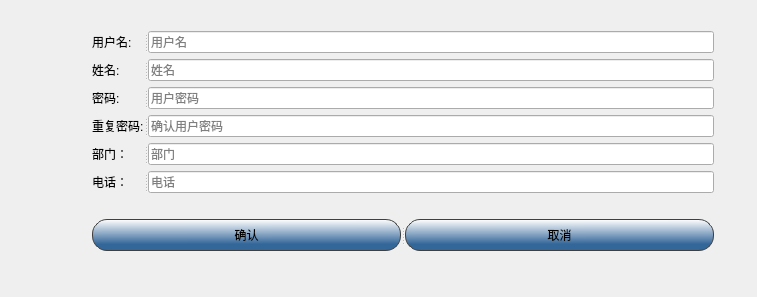
Qt form UI/SigninWindow.ui (peipan/charge_station) before a commit.
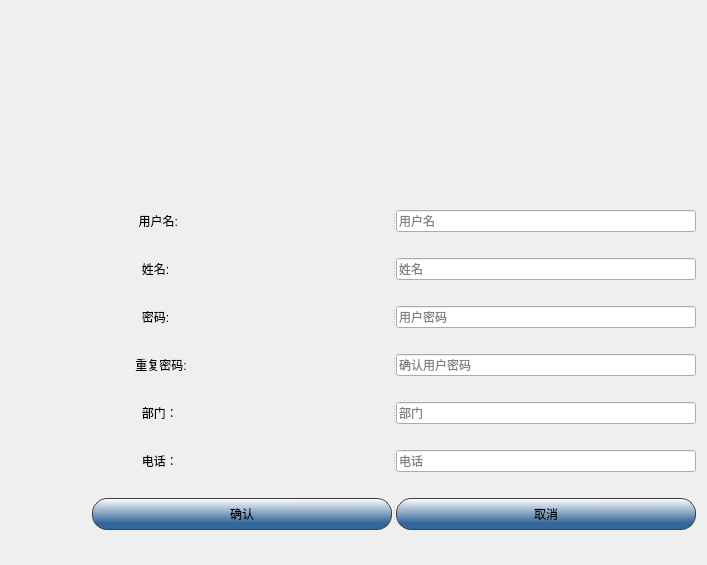
The same form after that commit.

```diff
--- a/UI/SigninWindow.ui
+++ b/UI/SigninWindow.ui
@@ -6,17 +6,15 @@
    <rect>
     <x>0</x>
     <y>0</y>
-    <width>757</width>
-    <height>297</height>
+    <width>707</width>
+    <height>565</height>
    </rect>
   </property>
   <property name="windowTitle">
    <string>Dialog</string>
   </property>
-  <layout class="QFormLayout" name="formLayout">
-   <item row="0" column="0">
-    <layout class="QVBoxLayout" name="verticalLayout_2">
-     <item>
+  <layout class="QGridLayout" name="gridLayout">
+   <item row="0" column="0" colspan="2">
       <widget class="QLabel" name="label_8">
        <property name="minimumSize">
         <size>
@@ -24,6 +22,12 @@
          <height>0</height>
         </size>
        </property>
+     <property name="maximumSize">
+      <size>
+       <width>685</width>
+       <height>129</height>
+      </size>
+     </property>
        <property name="styleSheet">
         <string notr="true"/>
        </property>
@@ -35,32 +39,11 @@
        </property>
       </widget>
      </item>
-     <item>
-      <layout class="QHBoxLayout" name="horizontalLayout">
-       <item>
-        <widget class="QLabel" name="label_9">
-         <property name="minimumSize">
-          <size>
-           <width>75</width>
-           <height>75</height>
-          </size>
-         </property>
-         <property name="maximumSize">
-          <size>
-           <width>75</width>
-           <height>75</height>
-          </size>
-         </property>
-         <property name="styleSheet">
-          <string notr="true"/>
-         </property>
-         <property name="text">
-          <string>&lt;html&gt;&lt;head/&gt;&lt;body&gt;&lt;p&gt;&lt;br/&gt;&lt;/p&gt;&lt;/body&gt;&lt;/html&gt;</string>
-         </property>
-        </widget>
-       </item>
-       <item>
+   <item row="3" column="1">
         <layout class="QVBoxLayout" name="verticalLayout">
+     <property name="sizeConstraint">
+      <enum>QLayout::SetFixedSize</enum>
+     </property>
          <item>
           <widget class="QSplitter" name="name">
            <property name="orientation">
@@ -75,15 +58,21 @@
             </property>
             <property name="maximumSize">
              <size>
-              <width>96</width>
+          <width>16777215</width>
               <height>16777215</height>
              </size>
             </property>
+        <property name="contextMenuPolicy">
+         <enum>Qt::PreventContextMenu</enum>
+        </property>
+        <property name="layoutDirection">
+         <enum>Qt::LeftToRight</enum>
+        </property>
             <property name="styleSheet">
-             <string notr="true">color: rgb(0, 0, 0)</string>
+         <string notr="true">font: 75 12pt &quot;微软雅黑&quot;;</string>
             </property>
             <property name="text">
-             <string>用户名:</string>
+         <string>              用户名:</string>
             </property>
            </widget>
            <widget class="QLineEdit" name="name_lineEdit">
@@ -95,10 +84,19 @@
             </property>
             <property name="minimumSize">
              <size>
-              <width>566</width>
+          <width>300</width>
               <height>0</height>
              </size>
             </property>
+        <property name="maximumSize">
+         <size>
+          <width>300</width>
+          <height>16777215</height>
+         </size>
+        </property>
+        <property name="layoutDirection">
+         <enum>Qt::LeftToRight</enum>
+        </property>
             <property name="styleSheet">
              <string notr="true">color: #000000</string>
             </property>
@@ -114,6 +112,22 @@
            </widget>
           </widget>
          </item>
+     <item>
+      <spacer name="verticalSpacer_2">
+       <property name="orientation">
+        <enum>Qt::Vertical</enum>
+       </property>
+       <property name="sizeType">
+        <enum>QSizePolicy::Fixed</enum>
+       </property>
+       <property name="sizeHint" stdset="0">
+        <size>
+         <width>20</width>
+         <height>20</height>
+        </size>
+       </property>
+      </spacer>
+     </item>
          <item>
           <widget class="QSplitter" name="real_name">
            <property name="orientation">
@@ -127,10 +141,10 @@
              </size>
             </property>
             <property name="styleSheet">
-             <string notr="true">color: #000000</string>
+         <string notr="true">font: 75 12pt &quot;微软雅黑&quot;;</string>
             </property>
             <property name="text">
-             <string>姓名:</string>
+         <string>               姓名:</string>
             </property>
            </widget>
            <widget class="QLineEdit" name="real_name_lineEdit">
@@ -142,10 +156,22 @@
             </property>
             <property name="minimumSize">
              <size>
-              <width>566</width>
+          <width>0</width>
               <height>0</height>
              </size>
             </property>
+        <property name="maximumSize">
+         <size>
+          <width>300</width>
+          <height>16777215</height>
+         </size>
+        </property>
+        <property name="focusPolicy">
+         <enum>Qt::WheelFocus</enum>
+        </property>
+        <property name="layoutDirection">
+         <enum>Qt::LeftToRight</enum>
+        </property>
             <property name="styleSheet">
              <string notr="true">color:#000000</string>
             </property>
@@ -161,6 +187,22 @@
            </widget>
           </widget>
          </item>
+     <item>
+      <spacer name="verticalSpacer_3">
+       <property name="orientation">
+        <enum>Qt::Vertical</enum>
+       </property>
+       <property name="sizeType">
+        <enum>QSizePolicy::Fixed</enum>
+       </property>
+       <property name="sizeHint" stdset="0">
+        <size>
+         <width>20</width>
+         <height>20</height>
+        </size>
+       </property>
+      </spacer>
+     </item>
          <item>
           <widget class="QSplitter" name="password">
            <property name="orientation">
@@ -174,10 +216,10 @@
              </size>
             </property>
             <property name="styleSheet">
-             <string notr="true">color: #000000</string>
+         <string notr="true">font: 75 12pt &quot;微软雅黑&quot;;</string>
             </property>
             <property name="text">
-             <string>密码:</string>
+         <string>               密码:</string>
             </property>
            </widget>
            <widget class="QLineEdit" name="password_lineEdit">
@@ -189,10 +231,16 @@
             </property>
             <property name="minimumSize">
              <size>
-              <width>566</width>
+          <width>0</width>
               <height>0</height>
              </size>
             </property>
+        <property name="maximumSize">
+         <size>
+          <width>300</width>
+          <height>16777215</height>
+         </size>
+        </property>
             <property name="styleSheet">
              <string notr="true">color:#000000</string>
             </property>
@@ -208,6 +256,22 @@
            </widget>
           </widget>
          </item>
+     <item>
+      <spacer name="verticalSpacer_4">
+       <property name="orientation">
+        <enum>Qt::Vertical</enum>
+       </property>
+       <property name="sizeType">
+        <enum>QSizePolicy::Fixed</enum>
+       </property>
+       <property name="sizeHint" stdset="0">
+        <size>
+         <width>20</width>
+         <height>20</height>
+        </size>
+       </property>
+      </spacer>
+     </item>
          <item>
           <widget class="QSplitter" name="repeat_password">
            <property name="orientation">
@@ -227,10 +291,10 @@
              </size>
             </property>
             <property name="styleSheet">
-             <string notr="true">color: #000000</string>
+         <string notr="true">font: 75 12pt &quot;微软雅黑&quot;;</string>
             </property>
             <property name="text">
-             <string>重复密码:</string>
+         <string>             重复密码:</string>
             </property>
            </widget>
            <widget class="QLineEdit" name="check_password_lineEdit">
@@ -242,13 +306,13 @@
             </property>
             <property name="minimumSize">
              <size>
-              <width>566</width>
+          <width>300</width>
               <height>0</height>
              </size>
             </property>
             <property name="maximumSize">
              <size>
-              <width>16777215</width>
+          <width>300</width>
               <height>16777215</height>
              </size>
             </property>
@@ -268,6 +332,22 @@
            </widget>
           </widget>
          </item>
+     <item>
+      <spacer name="verticalSpacer_5">
+       <property name="orientation">
+        <enum>Qt::Vertical</enum>
+       </property>
+       <property name="sizeType">
+        <enum>QSizePolicy::Fixed</enum>
+       </property>
+       <property name="sizeHint" stdset="0">
+        <size>
+         <width>20</width>
+         <height>20</height>
+        </size>
+       </property>
+      </spacer>
+     </item>
          <item>
           <widget class="QSplitter" name="department">
            <property name="orientation">
@@ -281,22 +361,28 @@
              </size>
             </property>
             <property name="styleSheet">
-             <string notr="true">color: #000000</string>
+         <string notr="true">font: 75 12pt &quot;微软雅黑&quot;;</string>
             </property>
             <property name="text">
-             <string>部门：</string>
+         <string>               部门：</string>
             </property>
            </widget>
            <widget class="QLineEdit" name="department_lineEdit">
+        <property name="sizePolicy">
+         <sizepolicy hsizetype="Preferred" vsizetype="Fixed">
+          <horstretch>0</horstretch>
+          <verstretch>0</verstretch>
+         </sizepolicy>
+        </property>
             <property name="minimumSize">
              <size>
-              <width>566</width>
+          <width>300</width>
               <height>0</height>
              </size>
             </property>
             <property name="maximumSize">
              <size>
-              <width>16777215</width>
+          <width>300</width>
               <height>16777215</height>
              </size>
             </property>
@@ -315,32 +401,72 @@
            </widget>
           </widget>
          </item>
+     <item>
+      <spacer name="verticalSpacer_6">
+       <property name="orientation">
+        <enum>Qt::Vertical</enum>
+       </property>
+       <property name="sizeType">
+        <enum>QSizePolicy::Fixed</enum>
+       </property>
+       <property name="sizeHint" stdset="0">
+        <size>
+         <width>20</width>
+         <height>20</height>
+        </size>
+       </property>
+      </spacer>
+     </item>
          <item>
           <widget class="QSplitter" name="phone">
            <property name="orientation">
             <enum>Qt::Horizontal</enum>
            </property>
            <widget class="QLabel" name="label_6">
+        <property name="sizePolicy">
+         <sizepolicy hsizetype="Fixed" vsizetype="Preferred">
+          <horstretch>0</horstretch>
+          <verstretch>0</verstretch>
+         </sizepolicy>
+        </property>
             <property name="minimumSize">
              <size>
-              <width>47</width>
+          <width>99</width>
               <height>19</height>
              </size>
             </property>
+        <property name="maximumSize">
+         <size>
+          <width>16777215</width>
+          <height>16777215</height>
+         </size>
+        </property>
             <property name="styleSheet">
-             <string notr="true">color: #000000</string>
+         <string notr="true">font: 75 12pt &quot;微软雅黑&quot;;</string>
             </property>
             <property name="text">
-             <string>电话：</string>
+         <string>               电话：</string>
             </property>
            </widget>
            <widget class="QLineEdit" name="telephone_lineEdit">
+        <property name="sizePolicy">
+         <sizepolicy hsizetype="Expanding" vsizetype="Fixed">
+          <horstretch>0</horstretch>
+          <verstretch>0</verstretch>
+         </sizepolicy>
+        </property>
             <property name="minimumSize">
              <size>
-              <width>566</width>
+          <width>300</width>
               <height>0</height>
              </size>
             </property>
+        <property name="maximumSize">
+         <size>
+          <width>300</width>
+          <height>16777215</height>
+         </size>
+        </property>
             <property name="styleSheet">
              <string notr="true">color:#000000</string>
             </property>
@@ -409,9 +535,43 @@
          </item>
         </layout>
        </item>
-      </layout>
-     </item>
-    </layout>
+   <item row="3" column="0">
+    <widget class="QLabel" name="label_9">
+     <property name="minimumSize">
+      <size>
+       <width>75</width>
+       <height>75</height>
+      </size>
+     </property>
+     <property name="maximumSize">
+      <size>
+       <width>75</width>
+       <height>75</height>
+      </size>
+     </property>
+     <property name="styleSheet">
+      <string notr="true"/>
+     </property>
+     <property name="text">
+      <string>&lt;html&gt;&lt;head/&gt;&lt;body&gt;&lt;p&gt;&lt;br/&gt;&lt;/p&gt;&lt;/body&gt;&lt;/html&gt;</string>
+     </property>
+    </widget>
+   </item>
+   <item row="1" column="0" colspan="2">
+    <spacer name="verticalSpacer_7">
+     <property name="orientation">
+      <enum>Qt::Vertical</enum>
+     </property>
+     <property name="sizeType">
+      <enum>QSizePolicy::Fixed</enum>
+     </property>
+     <property name="sizeHint" stdset="0">
+      <size>
+       <width>20</width>
+       <height>20</height>
+      </size>
+     </property>
+    </spacer>
    </item>
   </layout>
  </widget>
```
Left out of the diff: 6 changed lines with no effect on the pictures. Lines whose indentation alone changed are shown as unchanged.
